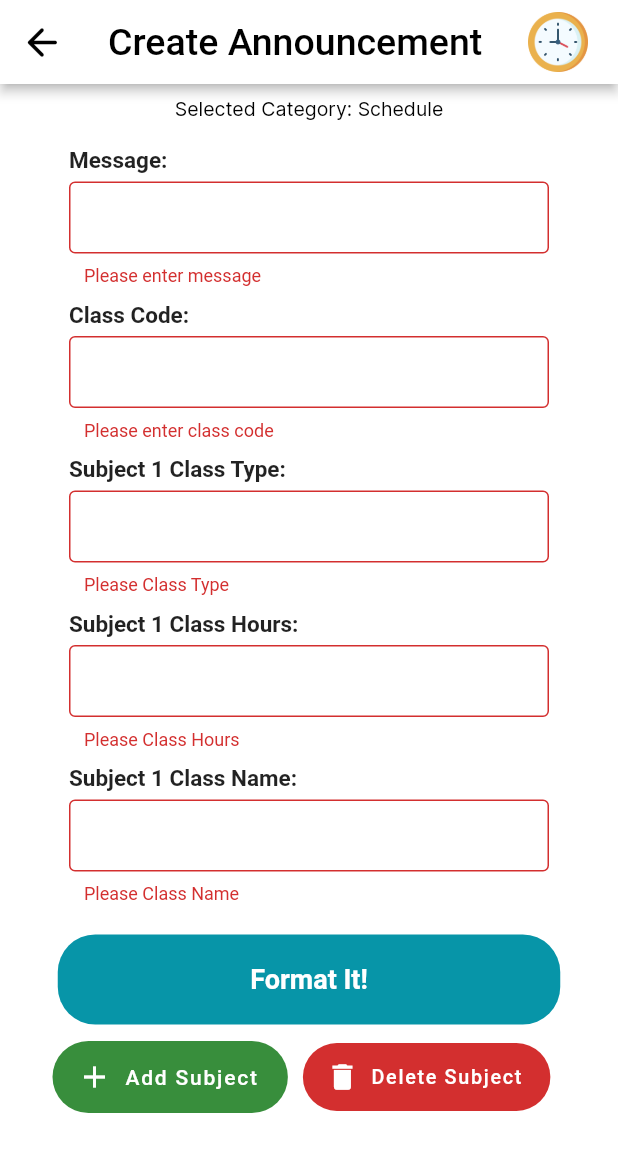
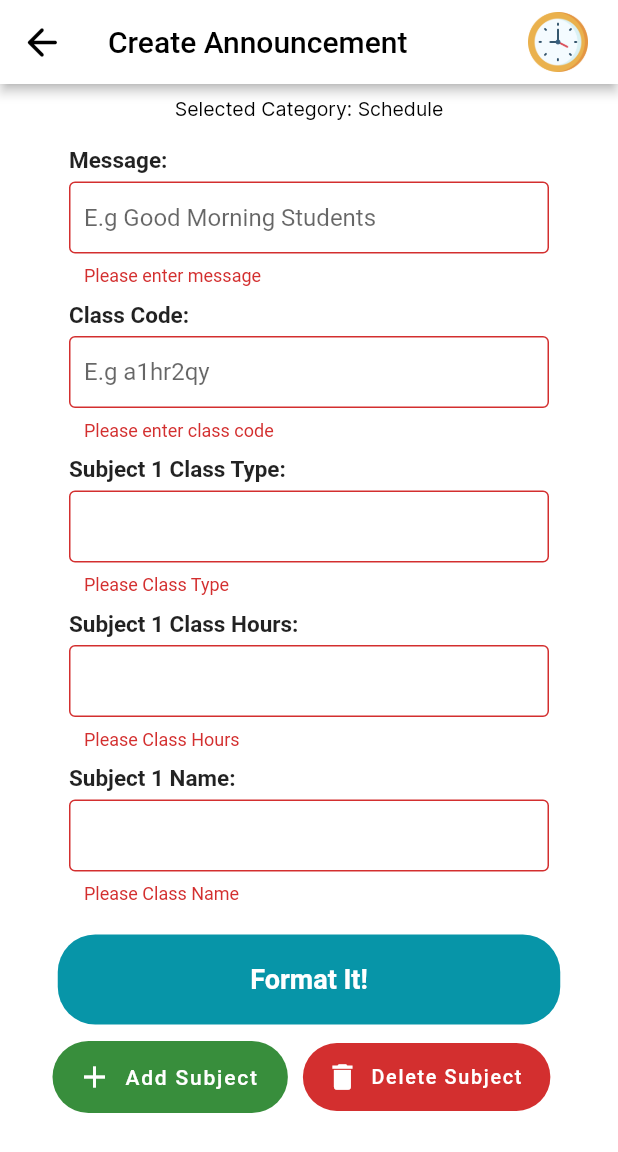
Before and after one commit to jomcas/Formateacher, a Flutter app: the ScheduleForm screen opened directly, after a tap on "Format It!", on a phone screen of 412 x 824 dp. Shown: the top 1152 px of the screen. Run offline on Flutter 3.47's test engine with Material 2 defaults, Android fonts, the phone set to English and light mode, and no system bars; our stand-ins replace cloud_firestore, firebase_auth, flutter_spinkit; missing offline and left inert: flutter_share; accounts and stored records are empty.

```diff
--- a/lib/widgets/announce/important_form.dart
+++ b/lib/widgets/announce/important_form.dart
@@ -36,7 +36,7 @@ class _ImportantformState extends State<Importantform> {
         ),
         title: Text('Create Announcement',
             style: TextStyle(
-                fontSize: 25,
+                fontSize: 20,
 //            fontWeight: FontWeight.bold,
                 color: Colors.black,
                 letterSpacing: 0)),
--- a/lib/widgets/announce/preview.dart
+++ b/lib/widgets/announce/preview.dart
@@ -35,7 +35,7 @@ class _PreviewPageState extends State<PreviewPage> {
   Future<void> share() async {
     await FlutterShare.share(
         title: 'Send your message',
-        text: 'Example share text',
+        text: '${widget.str}',
         chooserTitle: 'Send');
   }
 
@@ -83,7 +83,7 @@ class _PreviewPageState extends State<PreviewPage> {
                     child: Scrollbar(
                       child: TextFormField(
                         initialValue:
-                            '${widget.str} \n\n${widget.subjectName}\n${widget.subjectType}\n${widget.subjectHours}',
+                            '${widget.str}',
                         readOnly: true,
                         keyboardType: TextInputType.multiline,
                         maxLines: null,
--- a/lib/widgets/announce/reminder_form.dart
+++ b/lib/widgets/announce/reminder_form.dart
@@ -35,7 +35,7 @@ class _ReminderFormState extends State<ReminderForm> {
         ),
         title: Text('Create Announcement',
             style: TextStyle(
-                fontSize: 25,
+                fontSize: 20,
 //            fontWeight: FontWeight.bold,
                 color: Colors.black,
                 letterSpacing: 0)),
@@ -93,7 +93,7 @@ class _ReminderFormState extends State<ReminderForm> {
                       child: Column(
                         children: <Widget>[
                           inputFile(
-                              label: "Purpose:",
+                              label: "Discussion:",
                               validator: (val) => val.isEmpty
                                   ? 'Please put your purpose'
                                   : null,
--- a/lib/widgets/announce/schedule_form.dart
+++ b/lib/widgets/announce/schedule_form.dart
@@ -31,6 +31,7 @@ class _ScheduleFormState extends State<ScheduleForm> {
     _fieldWidgets.add(
       inputFile(
           label: "Message:",
+          labelhint: "E.g Good Morning Students",
           validator: (val) => val.isEmpty ? 'Please enter message' : null,
           onChanged: (val) {
             setState(() {
@@ -38,9 +39,11 @@ class _ScheduleFormState extends State<ScheduleForm> {
             });
           }),
     );
+
     _fieldWidgets.add(
       inputFile(
           label: "Class Code:",
+          labelhint: "E.g a1hr2qy",
           validator: (val) => val.isEmpty ? 'Please enter class code' : null,
           onChanged: (val) {
             setState(() {
@@ -78,7 +81,7 @@ class _ScheduleFormState extends State<ScheduleForm> {
     );
     _fieldWidgets.add(
       inputFile(
-          label: "Subject $index Class Name:",
+          label: "Subject $index Name:",
           validator: (val) => val.isEmpty ? 'Please Class Name' : null,
           onChanged: (val) {
             setState(() {
@@ -148,7 +151,7 @@ class _ScheduleFormState extends State<ScheduleForm> {
         ),
         title: Text('Create Announcement',
             style: TextStyle(
-                fontSize: 25,
+                fontSize: 20,
 //            fontWeight: FontWeight.bold,
                 color: Colors.black,
                 letterSpacing: 0)),
@@ -225,10 +228,10 @@ class _ScheduleFormState extends State<ScheduleForm> {
                             print(getPreviewMessage());
                             print(subjectMessages);
 
-                            //   Navigator.push(
-                            //       context,
-                            //       MaterialPageRoute(
-                            //           builder: (context) => PreviewPage(str: message)));
+                               Navigator.push(
+                                   context,
+                                   MaterialPageRoute(
+                                       builder: (context) => PreviewPage(str: getPreviewMessage())));
 
                           }
                         },
--- a/lib/widgets/announce/todo_form.dart
+++ b/lib/widgets/announce/todo_form.dart
@@ -34,7 +34,7 @@ class _TodoFormState extends State<TodoForm> {
         ),
         title: Text('Create Announcement',
             style: TextStyle(
-                fontSize: 25,
+                fontSize: 20,
 //            fontWeight: FontWeight.bold,
                 color: Colors.black,
                 letterSpacing: 0)),
```
Also changed, not shown: pubspec.lock.
